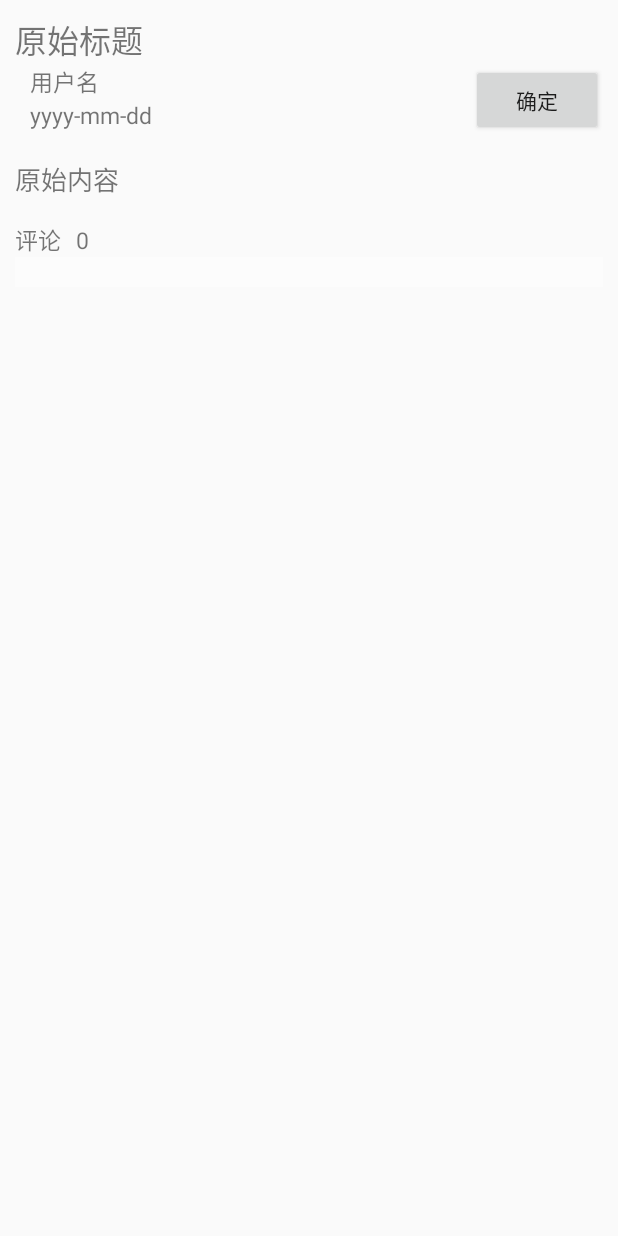
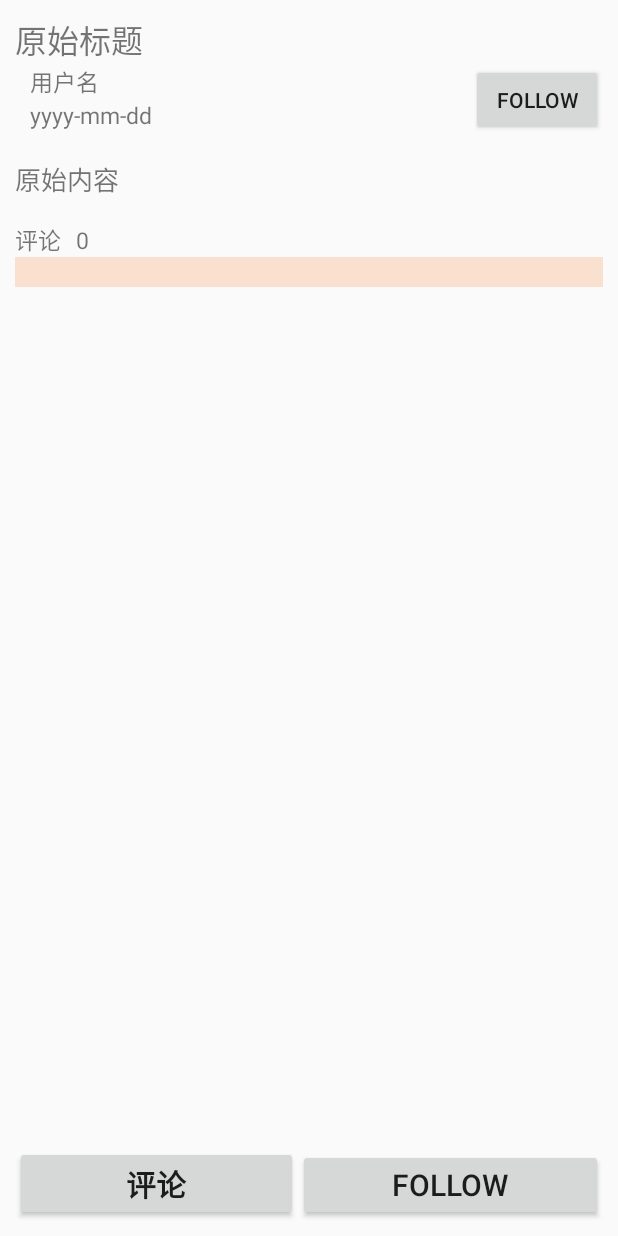
Before and after one commit to catwangyi/learngit, an Android app: the PostActivity screen opened directly, with no data from a screen before it, on a phone screen of 412 x 824 dp. Run offline under Robolectric (Android 15) with nearby library versions, the phone set to English and light mode, and no system bars; 4 statements that could not run were skipped.

Commit message:
add follow button

```diff
--- a/app/src/main/java/com/schoolbang_2/PostActivity.java
+++ b/app/src/main/java/com/schoolbang_2/PostActivity.java
@@ -9,7 +9,6 @@ import android.support.annotation.Nullable;
 import android.support.v7.app.ActionBar;
 import android.support.v7.app.AppCompatActivity;
 import android.view.View;
-import android.widget.Button;
 import android.widget.ImageView;
 import android.widget.ListView;
 import android.widget.TextView;
@@ -26,7 +25,7 @@ import java.io.File;
  * @updateAuther $Auther$
  * @updateDes ${TODO}
  */
-public class PostActivity extends AppCompatActivity {
+public class PostActivity extends AppCompatActivity  {
     private ListView lv;
     private TextView postTitle;
     private ImageView userImg;
@@ -35,7 +34,6 @@ public class PostActivity extends AppCompatActivity {
     private TextView commentCount;
     private TextView postContent;
     private TextView userName;
-    private Button follow;
     private PostItem postItem;
     @Override
     protected void onCreate(@Nullable Bundle savedInstanceState) {
@@ -60,13 +58,19 @@ public class PostActivity extends AppCompatActivity {
         //图片
         postImg=findViewById(R.id.activity_post_postimg);
         if (postItem.getPhoto()==null){
+
         }else{
             File saveFile = new File(getExternalCacheDir(),postItem.getPhoto().getFilename());
             Bitmap mbitmap = BitmapFactory.decodeFile(saveFile.getPath());
             Bitmap mbitmap2= ThumbnailUtils.extractThumbnail(mbitmap, 350,350 );
             postImg.setImageBitmap(mbitmap2);
+            postImg.setOnClickListener(new View.OnClickListener() {
+                @Override
+                public void onClick(View v) {
+                    Toast.makeText(PostActivity.this, "点击",Toast.LENGTH_SHORT ).show();
+                }
+            });
         }
-        /*postImg.setImageBitmap(postItem.getBitmap());*/
         //创建时间
         postDate=findViewById(R.id.activity_post_date);
         postDate.setText(postItem.getCreatedAt());
@@ -76,13 +80,13 @@ public class PostActivity extends AppCompatActivity {
         //内容
         postContent=findViewById(R.id.activity_post_content);
         postContent.setText(postItem.getContent());
-        //follow按钮
-        follow=findViewById(R.id.activity_post_follow);
-        follow.setOnClickListener(new View.OnClickListener() {
-            @Override
-            public void onClick(View v) {
-                Toast.makeText(PostActivity.this,"follow!" ,Toast.LENGTH_SHORT ).show();
-            }
-        });
     }
+    public void dianji (View view){
+            Toast.makeText(PostActivity.this,"follow！" ,Toast.LENGTH_SHORT ).show();
+    }
+
+    public void sendcomment(View view){
+            Toast.makeText(PostActivity.this,"评论！" ,Toast.LENGTH_SHORT ).show();
+    }
+
 }
--- a/app/src/main/java/com/schoolbang_2/commonActivity.java
+++ b/app/src/main/java/com/schoolbang_2/commonActivity.java
@@ -197,6 +197,12 @@ public class commonActivity extends AppCompatActivity {
                     //item.setBitmap(mbitmap2);
                     //Bitmap mbitmap2= BitmapUtils.getThumb(saveFile.getPath(),350,350);
                     iv_post_photo.setImageBitmap(mbitmap2);
+                    iv_post_photo.setOnClickListener(new View.OnClickListener() {
+                        @Override
+                        public void onClick(View v) {
+                            Toast.makeText(commonActivity.this,"点击了"+item.getTitle() ,Toast.LENGTH_SHORT).show();
+                        }
+                    });
                     return view;
                 }else {//文件不存在
 
--- a/app/src/main/res/layout/activity_common.xml
+++ b/app/src/main/res/layout/activity_common.xml
@@ -14,14 +14,15 @@
         android:orientation="vertical"
         android:layout_weight="10"
         android:layout_height="wrap_content">
+
         <ListView
+            android:id="@+id/lv"
+            android:layout_width="match_parent"
+            android:layout_height="wrap_content"
+            android:layout_weight="1"
+            android:scrollbarStyle="outsideOverlay"
+            android:scrollbarThumbVertical="@color/colorPrimaryDark"
             android:scrollbars="vertical"
-            android:scrollbarStyle="outsideOverlay"
-            android:id="@+id/lv"
-            android:scrollbarThumbVertical="@color/colorPrimaryDark"
-            android:layout_width="match_parent"
-            android:layout_weight="1"
-            android:layout_height="wrap_content"
             />
         <android.support.design.widget.FloatingActionButton
             android:layout_width="wrap_content"
--- a/app/src/main/res/layout/activity_post.xml
+++ b/app/src/main/res/layout/activity_post.xml
@@ -7,6 +7,11 @@
               android:layout_marginTop="10dp"
               android:layout_marginBottom="10dp"
               android:layout_height="match_parent">
+    <LinearLayout
+        android:layout_width="match_parent"
+        android:orientation="vertical"
+        android:layout_weight="10"
+        android:layout_height="wrap_content">
         <LinearLayout
             android:layout_width="match_parent"
             android:orientation="vertical"
@@ -51,8 +56,8 @@
                     android:layout_height="wrap_content">
                     <Button
                         android:layout_width="wrap_content"
-                    android:text="确定"
-                    android:id="@+id/activity_post_follow"
+                        android:text="follow"
+                        android:onClick="dianji"
                         android:layout_alignParentRight="true"
                         android:layout_height="wrap_content"/>
                 </RelativeLayout>
@@ -90,12 +95,32 @@
         <ImageView
             android:layout_width="match_parent"
             android:layout_height="20dp"
-        android:background="#88ffffff"
+            android:background="#88fccbaa"
             />
         <ListView
+            android:id="@+id/activity_post_listview"
             android:layout_width="match_parent"
-        android:id="@+id/activity_post_listview"
             android:layout_height="wrap_content">
-
         </ListView>
     </LinearLayout>
+    <LinearLayout
+        android:layout_width="match_parent"
+        android:orientation="horizontal"
+        android:layout_height="wrap_content">
+        <Button
+            android:layout_width="wrap_content"
+            android:text="评论"
+            android:textStyle="bold"
+            android:onClick="sendcomment"
+            android:textSize="20dp"
+            android:layout_weight="1"
+            android:layout_height="wrap_content"/>
+        <Button
+            android:layout_width="wrap_content"
+            android:layout_weight="1"
+            android:onClick="dianji"
+            android:text="follow"
+            android:textSize="20dp"
+            android:layout_height="wrap_content"/>
+    </LinearLayout>
+</LinearLayout>
--- a/app/src/main/res/values/styles.xml
+++ b/app/src/main/res/values/styles.xml
@@ -8,4 +8,5 @@
         <item name="colorAccent">@color/colorAccent</item>
     </style>
 
+
 </resources>
```
Lines whose indentation alone changed are shown as unchanged.
